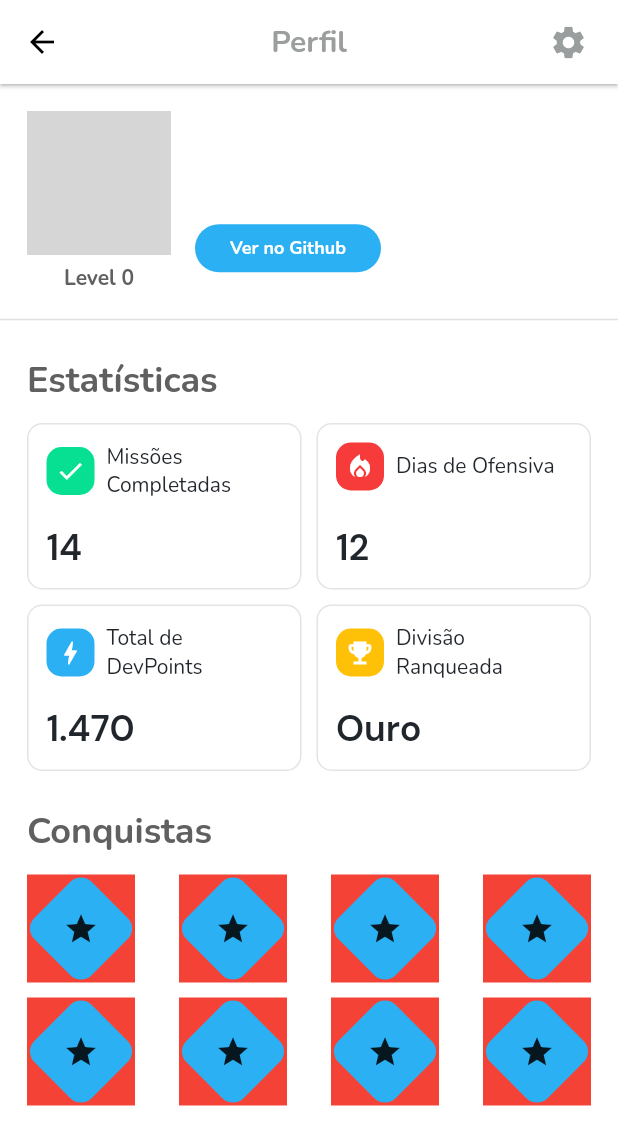
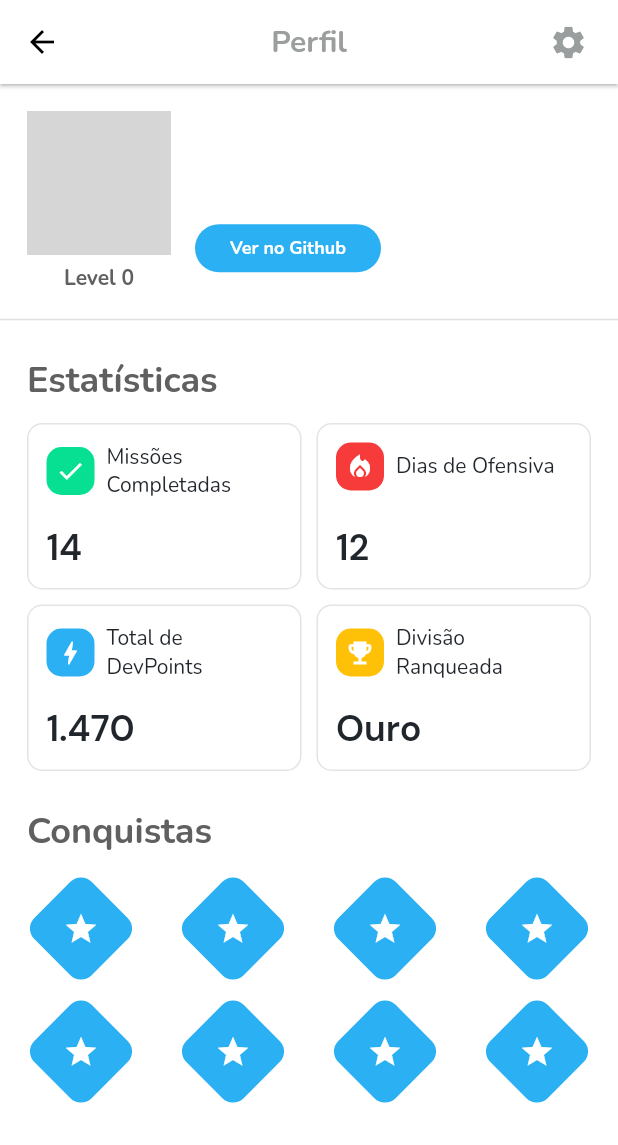
Before and after one commit to johnggli/devpush, a Flutter app: the ProfileScreen screen opened directly with empty values, on a phone screen of 412 x 824 dp. Shown: the top 1145 px of the screen. Run offline on Flutter 3.47's test engine with Material 2 defaults, Android fonts, the light colour scheme and no system bars; our stand-ins replace cloud_firestore, firebase_core, flutter_secure_storage, google_fonts; missing offline and left inert: flutter_appauth; accounts and stored records are empty; network calls fail; grey boxes are pictures that could not be loaded.

Commit message:
refactor: change background color

```diff
--- a/lib/components/achievements_card.dart
+++ b/lib/components/achievements_card.dart
@@ -9,7 +9,7 @@ class AchievementsCard extends StatelessWidget {
     return Container(
       height: 72,
       width: 72,
-      color: Colors.red,
+      // color: Colors.red,
       child: Stack(
         children: [
           Center(
@@ -28,7 +28,10 @@ class AchievementsCard extends StatelessWidget {
             ),
           ),
           Center(
-            child: Icon(Icons.star),
+            child: Icon(
+              Icons.star,
+              color: Colors.white,
+            ),
           ),
         ],
       ),
```
